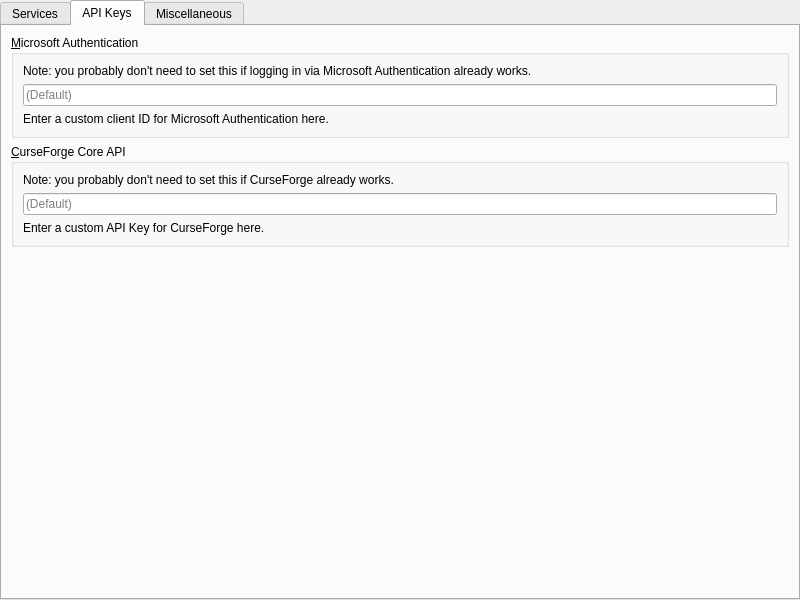
Before: the Qt Designer form launcher/ui/pages/global/APIPage.ui in fn2006/PollyMC, drawn with Qt 5.
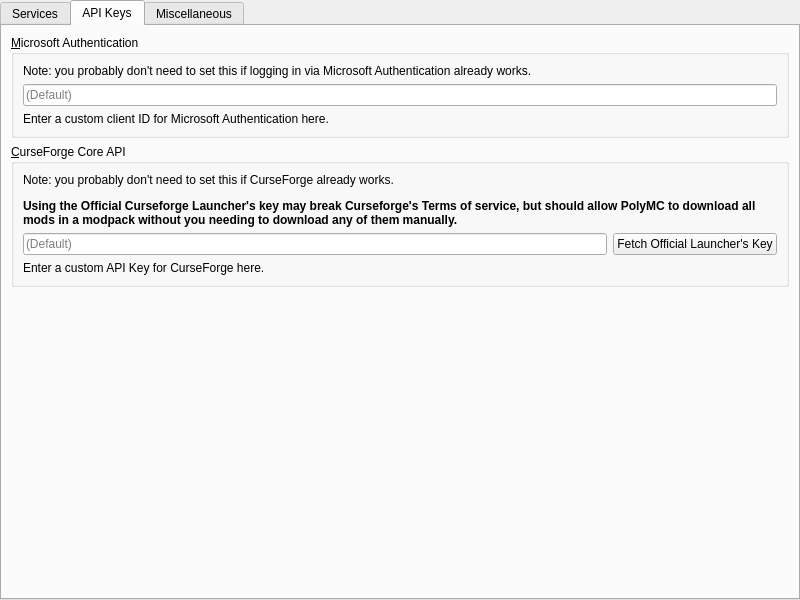
After: the same form once the commit is applied. The open tabs and pages were chosen to show the change.

```diff
--- a/launcher/ui/pages/global/APIPage.ui
+++ b/launcher/ui/pages/global/APIPage.ui
@@ -204,13 +204,6 @@
           <string>&amp;CurseForge Core API</string>
          </property>
          <layout class="QGridLayout" name="gridLayout">
-          <item row="0" column="0">
-           <widget class="QLabel" name="label_8">
-            <property name="text">
-             <string>Note: you probably don't need to set this if CurseForge already works.</string>
-            </property>
-           </widget>
-          </item>
           <item row="2" column="0">
            <widget class="QLabel" name="label_7">
             <property name="text">
@@ -237,6 +230,29 @@
             </property>
            </widget>
           </item>
+          <item row="1" column="1">
+           <widget class="QPushButton" name="fetchKeyButton">
+            <property name="text">
+             <string>Fetch Official Launcher's Key</string>
+            </property>
+           </widget>
+          </item>
+          <item row="0" column="0" colspan="2">
+           <widget class="QLabel" name="label_8">
+            <property name="sizePolicy">
+             <sizepolicy hsizetype="Preferred" vsizetype="Preferred">
+              <horstretch>0</horstretch>
+              <verstretch>0</verstretch>
+             </sizepolicy>
+            </property>
+            <property name="text">
+             <string>&lt;html&gt;&lt;head/&gt;&lt;body&gt;&lt;p&gt;Note: you probably don't need to set this if CurseForge already works.&lt;/p&gt;&lt;p&gt;&lt;span style=&quot; font-weight:700;&quot;&gt;Using the Official Curseforge Launcher's key may break Curseforge's Terms of service, but should allow PolyMC to download all mods in a modpack without you needing to download any of them manually.&lt;/span&gt;&lt;/p&gt;&lt;/body&gt;&lt;/html&gt;</string>
+            </property>
+            <property name="wordWrap">
+             <bool>true</bool>
+            </property>
+           </widget>
+          </item>
          </layout>
         </widget>
        </item>
```
